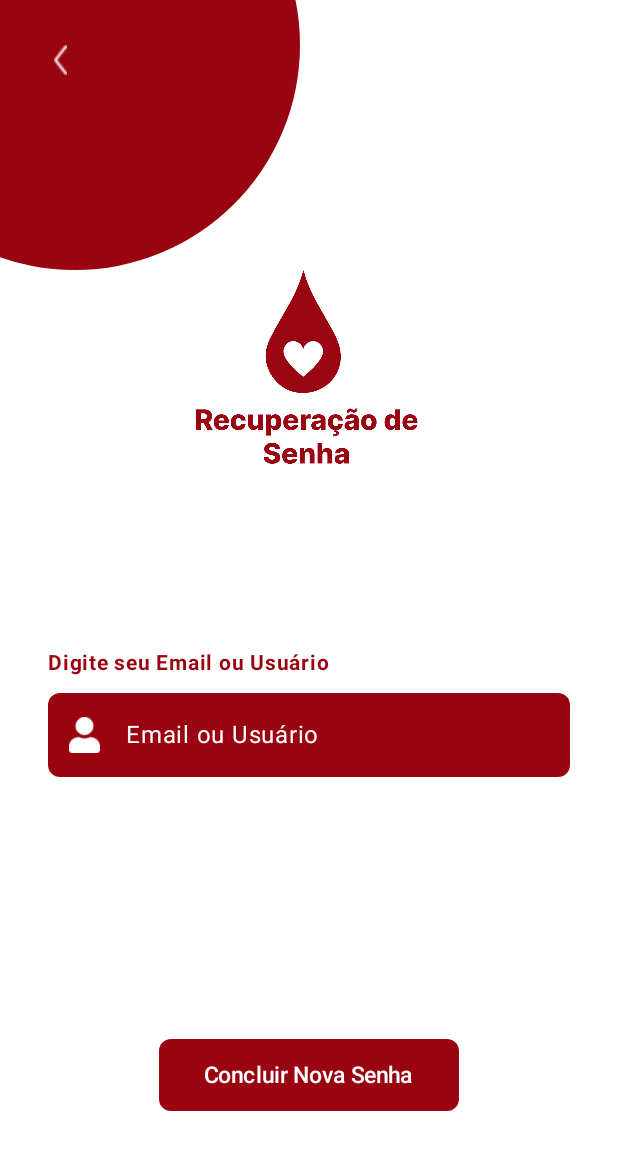
After one commit to faellareis/doevida-teste, an Android app built with Jetpack Compose: the composable TelaRecuperacaoEmail shown on its own in the app's theme, on a phone screen of 412 x 824 dp. The commit adds this screen. Shown: the top 1150 px of the screen. Run offline under Robolectric (Android 15) with nearby library versions, the phone set to English and light mode, and no system bars.

Commit message:
Tela de Recuperação de Senha OK

```diff
--- a/app/src/main/java/br/senai/sp/jandira/doevida/MainActivity.kt
+++ b/app/src/main/java/br/senai/sp/jandira/doevida/MainActivity.kt
@@ -35,8 +35,8 @@ fun AppNavigation() {
         composable("tela_inicial") {
             TelaInicial(navController)
         }
-        composable("tela_login") {
-            TelaLogin(navController)
+        composable("tela_recuperacao_email") {
+            TelaRecuperacaoEmail(navController)
         }
     }
 }
--- /dev/null
+++ b/app/src/main/java/br/senai/sp/jandira/doevida/TelaRecuperacaoEmail.kt
@@ -0,0 +1,156 @@
+package br.senai.sp.jandira.doevida
+
+import androidx.compose.foundation.Image
+import androidx.compose.foundation.background
+import androidx.compose.foundation.clickable
+import androidx.compose.foundation.layout.Arrangement
+import androidx.compose.foundation.layout.Box
+import androidx.compose.foundation.layout.Column
+import androidx.compose.foundation.layout.Spacer
+import androidx.compose.foundation.layout.fillMaxSize
+import androidx.compose.foundation.layout.fillMaxWidth
+import androidx.compose.foundation.layout.height
+import androidx.compose.foundation.layout.offset
+import androidx.compose.foundation.layout.padding
+import androidx.compose.foundation.layout.size
+import androidx.compose.foundation.layout.width
+import androidx.compose.foundation.shape.CircleShape
+import androidx.compose.foundation.shape.RoundedCornerShape
+import androidx.compose.material3.Button
+import androidx.compose.material3.ButtonDefaults
+import androidx.compose.material3.ExperimentalMaterial3Api
+import androidx.compose.material3.Icon
+import androidx.compose.material3.IconButton
+import androidx.compose.material3.OutlinedTextField
+import androidx.compose.material3.Text
+import androidx.compose.material3.TextFieldDefaults
+import androidx.compose.runtime.Composable
+import androidx.compose.runtime.getValue
+import androidx.compose.runtime.mutableStateOf
+import androidx.compose.runtime.remember
+import androidx.compose.runtime.setValue
+import androidx.compose.ui.Alignment
+import androidx.compose.ui.Modifier
+import androidx.compose.ui.graphics.Color
+import androidx.compose.ui.res.painterResource
+import androidx.compose.ui.text.font.FontWeight
+import androidx.compose.ui.text.input.PasswordVisualTransformation
+import androidx.compose.ui.tooling.preview.Preview
+import androidx.compose.ui.unit.dp
+import androidx.compose.ui.unit.sp
+import androidx.navigation.NavController
+import androidx.navigation.compose.rememberNavController
+
+@OptIn(ExperimentalMaterial3Api::class)
+@Composable
+fun TelaRecuperacaoEmail(navController: NavController) {
+    var email by remember { mutableStateOf("") }
+
+    Box(
+        modifier = Modifier
+            .fillMaxSize()
+            .background(Color.White)
+    ) {
+        Box(
+            modifier = Modifier
+                .size(300.dp)
+                .offset(x = (-100).dp, y = (-120).dp)
+                .background(
+                    color = Color(0xFF990410),
+                    shape = CircleShape
+                )
+        )
+        IconButton(
+            onClick = { navController.navigate("tela_inicial") },
+            modifier = Modifier
+                .align(Alignment.TopStart)
+                .padding(top = 16.dp, start = 16.dp)
+        ) {
+            Icon(
+                painter = painterResource(id = R.drawable.voltar),
+                contentDescription = "Voltar",
+                tint = Color.White,
+                modifier = Modifier.size(20.dp)
+            )
+        }
+
+        Column(
+            modifier = Modifier
+                .fillMaxSize()
+                .padding(horizontal = 32.dp),
+            horizontalAlignment = Alignment.CenterHorizontally,
+        ) {
+            Spacer(modifier = Modifier.weight(1f))
+
+            Image(
+                painter = painterResource(id = R.drawable.logorecuperacao),
+                contentDescription = "Logo DOEVIDA",
+                modifier = Modifier
+                    .size(180.dp)
+                    .padding(bottom = 32.dp)
+            )
+            Spacer(modifier = Modifier.weight(0.5f))
+            Text(
+                text = "Digite seu Email ou Usuário",
+                fontSize = 14.sp,
+                color = Color(0xFF990410),
+                fontWeight = FontWeight.Bold,
+                modifier = Modifier.align(Alignment.Start)
+            )
+            OutlinedTextField(
+                value = email,
+                onValueChange = { email = it },
+                modifier = Modifier
+                    .fillMaxWidth()
+                    .padding(vertical = 8.dp)
+                    .height(56.dp),
+                placeholder = { Text("Email ou Usuário", color = Color.White) },
+                colors = TextFieldDefaults.outlinedTextFieldColors(
+                    containerColor = Color(0xFF990410),
+                    focusedBorderColor = Color.Transparent,
+                    unfocusedBorderColor = Color.Transparent
+                ),
+                shape = RoundedCornerShape(8.dp),
+                leadingIcon = {
+                    Icon(
+                        painter = painterResource(id = R.drawable.perfil),
+                        contentDescription = "Ícone de usuário",
+                        tint = Color.White,
+                        modifier = Modifier.size(24.dp)
+                    )
+                }
+            )
+
+            // Spacer para empurrar o botão para baixo
+            Spacer(modifier = Modifier.weight(1f))
+
+            Button(
+                onClick = { /* login */ },
+                colors = ButtonDefaults.buttonColors(
+                    containerColor = Color(0xFF990410)
+                ),
+                shape = RoundedCornerShape(8.dp),
+                modifier = Modifier
+                    .height(48.dp)
+                    .width(200.dp)
+            ) {
+                Text(
+                    text = "Concluir Nova Senha",
+                    color = Color.White,
+                    fontSize = 15.sp,
+                    fontWeight = FontWeight.Medium
+                )
+            }
+
+            // Spacer para garantir que o botão não toque a parte inferior
+            Spacer(modifier = Modifier.weight(0.5f))
+        }
+    }
+}
+
+@Preview
+@Composable
+private fun TelaRecuperacaoEmailPreview() {
+    val navController = rememberNavController()
+    TelaRecuperacaoEmail(navController = navController)
+}
--- a/app/src/main/res/values/strings.xml
+++ b/app/src/main/res/values/strings.xml
@@ -1,17 +1,3 @@
 <resources>
     <string name="app_name">DoeVida</string>
-    <string name="login_title">Login</string>
-    <string name="screen_title">Tela Login</string>
-    <string name="email_label">Digite seu Email ou Usuário</string>
-    <string name="password_label">Digite sua Senha</string>
-    <string name="forgot_password">Esqueci minha senha?</string>
-    <string name="login_button">Entrar</string>
-    <string name="no_account">Não tem uma conta?</string>
-    <string name="create_account">Fazer cadastro</string>
-    <string name="back_button">Voltar</string>
-    <string name="show_password">Mostrar senha</string>
-    <string name="hide_password">Ocultar senha</string>
-    <string name="user_icon">Usuário</string>
-    <string name="password_icon">Senha</string>
-    <string name="heart_icon">Coração</string>
 </resources>
```
Also changed, not shown: app/src/main/res/drawable/logorecuperacao.png (added).
